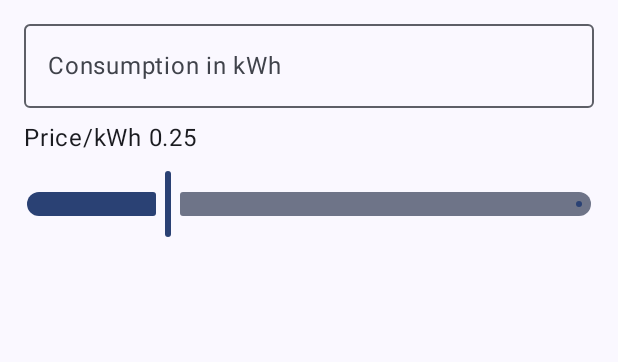
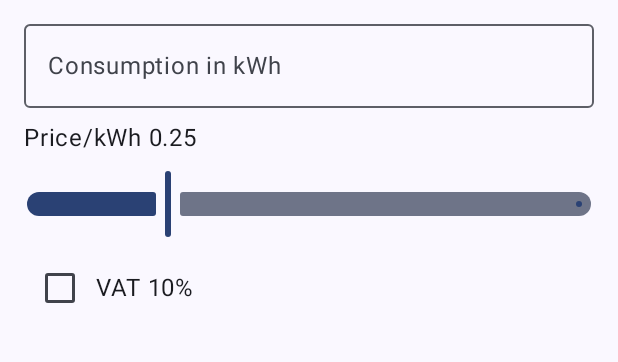
Before and after one commit to Llaamari/CostOfElectricity, an Android app built with Jetpack Compose: the screen it shows after launch (MainActivity), on a phone screen of 412 x 824 dp, the part 60-422 px from its top. Run offline under Robolectric (Android 15) with nearby library versions, the phone set to English and light mode, and no system bars.

Commit message:
add a new state variable, add a checkbox and a text field and add the necessary imports

```diff
--- a/app/src/main/java/com/example/costofelectricity/MainActivity.kt
+++ b/app/src/main/java/com/example/costofelectricity/MainActivity.kt
@@ -9,6 +9,9 @@ import androidx.compose.foundation.layout.Column
 import androidx.compose.foundation.layout.fillMaxSize
 import androidx.compose.foundation.layout.fillMaxWidth
 import androidx.compose.foundation.layout.padding
+import androidx.compose.foundation.layout.Row
+import androidx.compose.material3.Checkbox
+import androidx.compose.ui.Alignment
 import androidx.compose.foundation.text.KeyboardOptions
 import androidx.compose.material3.OutlinedTextField
 import androidx.compose.material3.Scaffold
@@ -52,6 +55,7 @@ fun CostOfElectricity(modifier: Modifier = Modifier) {
 
     var consumptionInput by remember { mutableStateOf("") }
     var price by remember { mutableFloatStateOf(0.25f) }
+    var reducedVat by remember { mutableStateOf(false) }
 
     val roundedPrice = (price * 100).roundToInt() / 100f
     val formattedPrice = String.format(Locale.getDefault(), "%.2f", roundedPrice)
@@ -87,6 +91,19 @@ fun CostOfElectricity(modifier: Modifier = Modifier) {
             valueRange = 0f..1f,
             modifier = Modifier.fillMaxWidth()
         )
+
+        Row(
+            verticalAlignment = Alignment.CenterVertically
+        ) {
+            Checkbox(
+                checked = reducedVat,
+                onCheckedChange = { reducedVat = it }
+            )
+
+            Text(
+                text = "VAT 10%"
+            )
+        }
     }
 }
 
```
